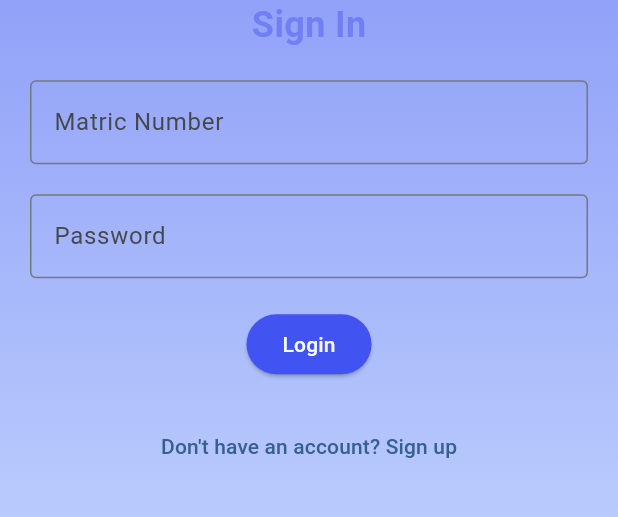
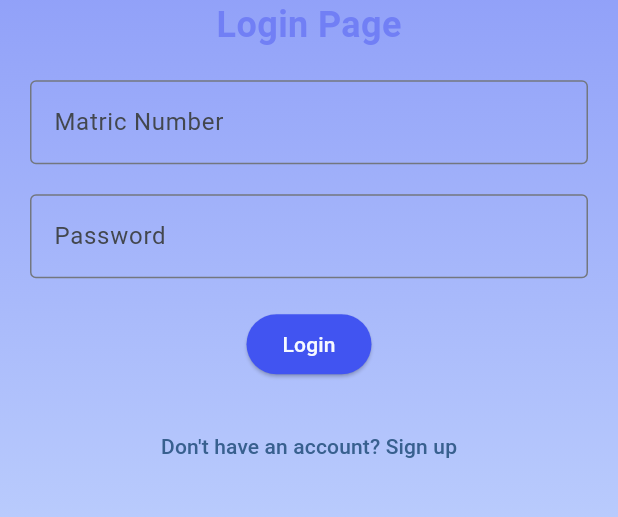
Before and after one commit to ahzamadani/activmeritapp, a Flutter app: the screen it shows after launch, on a phone screen of 412 x 824 dp, the part 429-946 px from its top. Run offline on Flutter 3.47's test engine with Material 3 defaults, Android fonts, the light colour scheme and no system bars; our stand-ins replace cloud_firestore, firebase_auth, firebase_core, fl_chart, get, pretty_qr_code; missing offline and left inert: flutter_barcode_scanner; accounts and stored records are empty.

Commit message:
changed name into Login Page

```diff
--- a/lib/LoginPage.dart
+++ b/lib/LoginPage.dart
@@ -105,7 +105,7 @@
                   ),
                 ),
                 Text(
-                  'Sign In',
+                  'Login Page',
                   style: TextStyle(
                     fontSize: 24,
                     fontWeight: FontWeight.bold,
```
